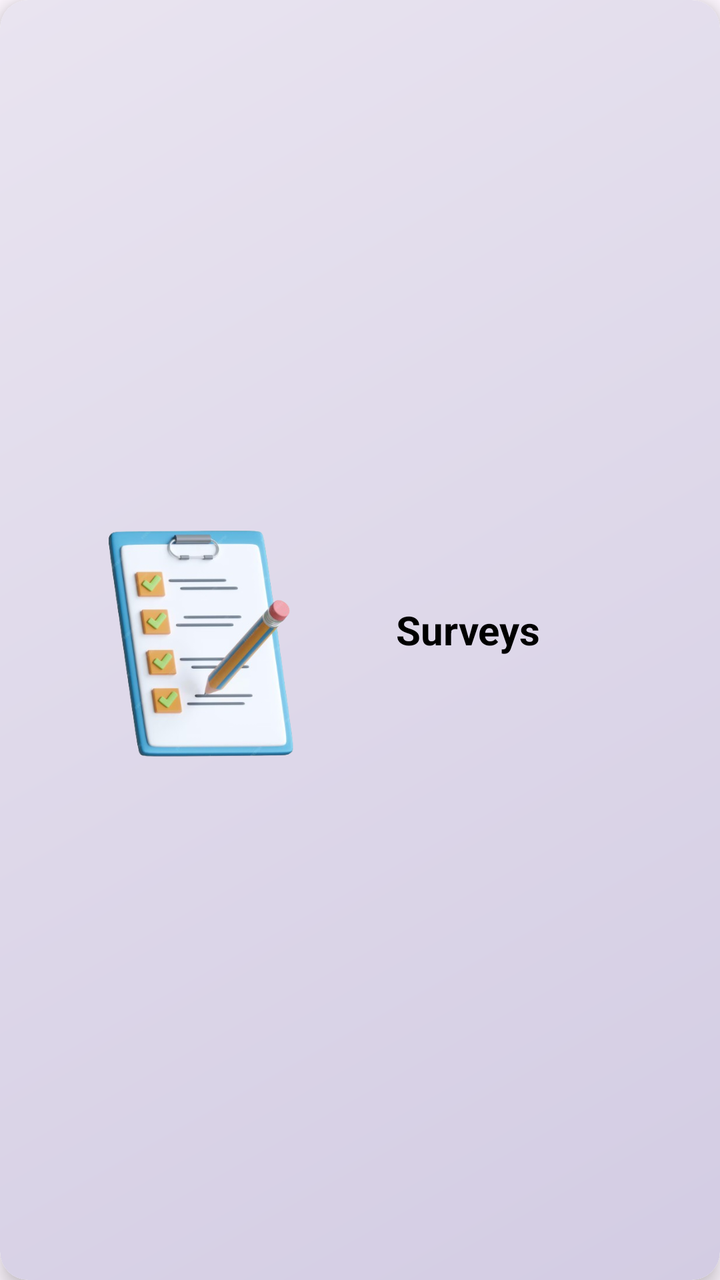
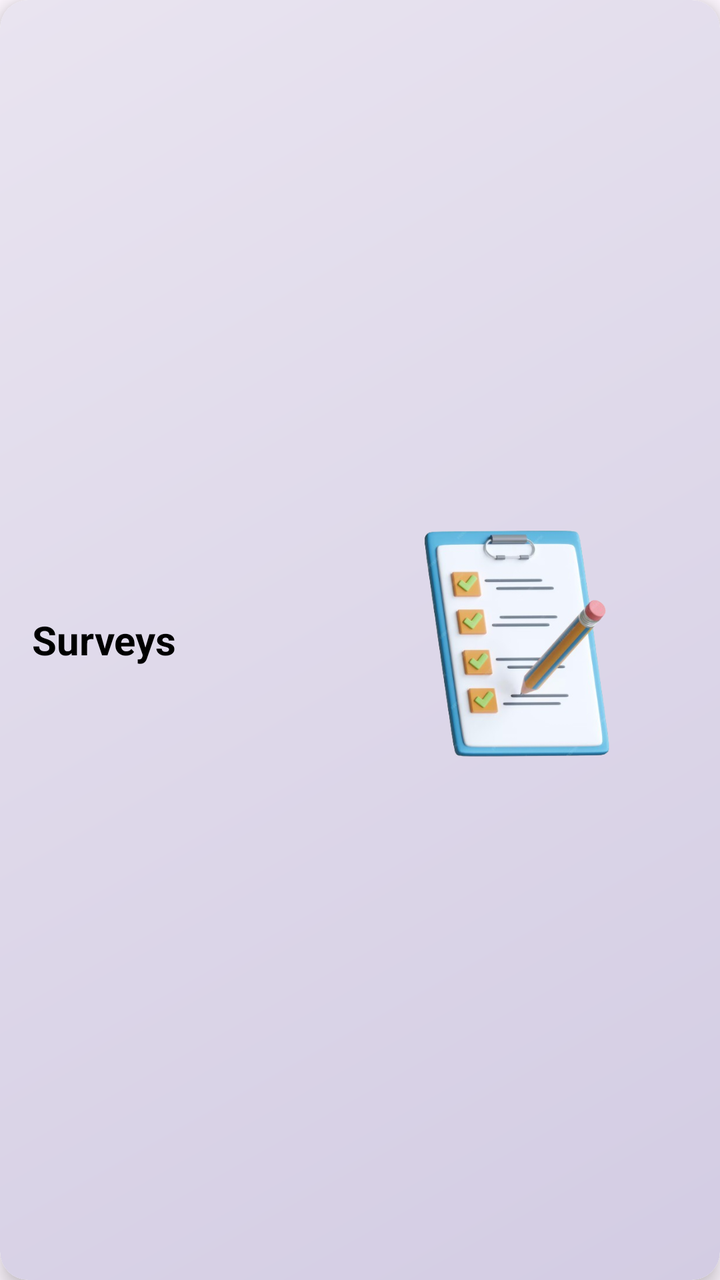

Compare the two renders of this Android layout. The source of the first and the diff that turns it into the second are given below.
<!-- AndroidManifest.xml: application theme Theme.RGamer -->
<!-- res/layout/card_surveys.xml -->
<?xml version="1.0" encoding="utf-8"?>
<androidx.cardview.widget.CardView
    xmlns:android="http://schemas.android.com/apk/res/android"
    xmlns:app="http://schemas.android.com/apk/res-auto"
    android:id="@+id/card_surveys"
    android:layout_width="match_parent"
    android:layout_height="157dp"
    android:layout_marginBottom="12dp"
    app:cardCornerRadius="14dp"
    app:cardElevation="6dp">

    <LinearLayout
        android:layout_width="match_parent"
        android:layout_height="match_parent"
        android:padding="16dp"
        android:orientation="horizontal"
        android:background="@drawable/bg_card_gradient"
        android:gravity="center_vertical">

        <ImageView
            android:layout_width="170dp"
            android:layout_height="124dp"
            android:src="@drawable/ic_survey" />

        <TextView
            android:layout_width="212dp"
            android:layout_height="37dp"
            android:layout_gravity="center"
            android:layout_marginStart="12dp"
            android:text="Surveys"
            android:textColor="@color/black"
            android:textSize="20dp"
            android:textStyle="bold" />

    </LinearLayout>
</androidx.cardview.widget.CardView>
<!-- resources referenced by this layout -->
<resources>
  <color name="black">#FF000000</color>
  <!-- drawable bg_card_gradient (drawable) -->
  <?xml version="1.0" encoding="utf-8"?>
  <shape xmlns:android="http://schemas.android.com/apk/res/android"
      android:shape="rectangle">
  
      
      <corners android:radius="14dp" />
  
      
      <gradient
          android:startColor="#D3CCE3"
          android:endColor="#E9E4F0"
          android:angle="135" />
  
  </shape>
  <!-- drawable ic_survey: png bitmap (drawable, 121711 bytes) -->
  <style name="Theme.RGamer" parent="Base.Theme.RGamer" />
  <style name="Base.Theme.RGamer" parent="Theme.Material3.DayNight.NoActionBar">
          
          
      </style>
</resources>

<!-- the commit's change to res/layout/card_surveys.xml (unified diff, before → after) -->
@@ -17,20 +17,21 @@
         android:background="@drawable/bg_card_gradient"
         android:gravity="center_vertical">
 
+        
+        <TextView
+            android:layout_width="0dp"
+            android:layout_height="wrap_content"
+            android:layout_weight="1"
+            android:text="Surveys"
+            android:textColor="@color/black"
+            android:textSize="20sp"
+            android:textStyle="bold" />
+
+        
         <ImageView
             android:layout_width="170dp"
             android:layout_height="124dp"
             android:src="@drawable/ic_survey" />
 
-        <TextView
-            android:layout_width="212dp"
-            android:layout_height="37dp"
-            android:layout_gravity="center"
-            android:layout_marginStart="12dp"
-            android:text="Surveys"
-            android:textColor="@color/black"
-            android:textSize="20dp"
-            android:textStyle="bold" />
-
     </LinearLayout>
 </androidx.cardview.widget.CardView>
